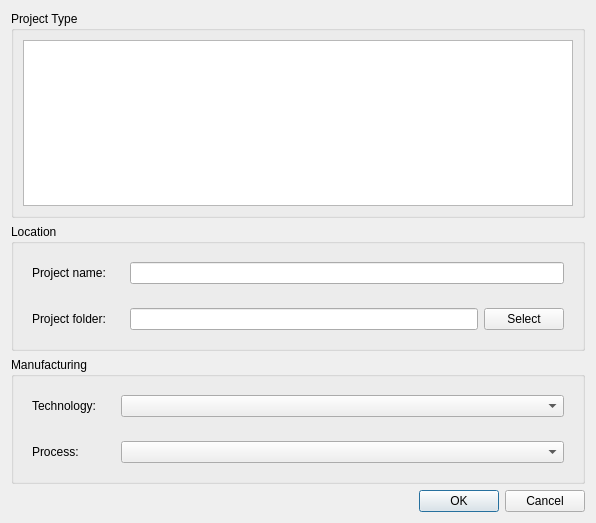
Qt form templates.ui (libresilicon/qtflow) before a commit.
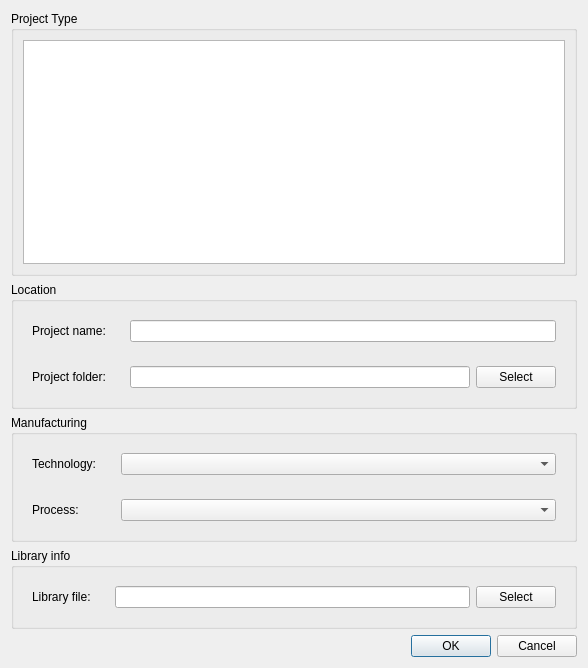
The same form after that commit.

```diff
--- a/templates.ui
+++ b/templates.ui
@@ -6,8 +6,8 @@
    <rect>
     <x>0</x>
     <y>0</y>
-    <width>596</width>
-    <height>523</height>
+    <width>588</width>
+    <height>668</height>
    </rect>
   </property>
   <property name="windowTitle">
@@ -193,6 +193,56 @@
      </layout>
     </widget>
    </item>
+   <item>
+    <widget class="QGroupBox" name="libraryInfoBox">
+     <property name="title">
+      <string>Library info</string>
+     </property>
+     <layout class="QFormLayout" name="formLayout_3">
+      <item row="0" column="0">
+       <widget class="QWidget" name="widget_9" native="true">
+        <property name="minimumSize">
+         <size>
+          <width>0</width>
+          <height>0</height>
+         </size>
+        </property>
+        <layout class="QVBoxLayout" name="verticalLayout_7">
+         <item>
+          <widget class="QLabel" name="label_5">
+           <property name="text">
+            <string>Library file:</string>
+           </property>
+          </widget>
+         </item>
+        </layout>
+       </widget>
+      </item>
+      <item row="0" column="1">
+       <widget class="QWidget" name="widget_10" native="true">
+        <property name="minimumSize">
+         <size>
+          <width>100</width>
+          <height>0</height>
+         </size>
+        </property>
+        <layout class="QHBoxLayout" name="horizontalLayout_5">
+         <item>
+          <widget class="QLineEdit" name="libraryPath"/>
+         </item>
+         <item>
+          <widget class="QPushButton" name="pushLibraryPath">
+           <property name="text">
+            <string>Select</string>
+           </property>
+          </widget>
+         </item>
+        </layout>
+       </widget>
+      </item>
+     </layout>
+    </widget>
+   </item>
    <item>
     <widget class="QDialogButtonBox" name="buttonBox">
      <property name="standardButtons">
```
